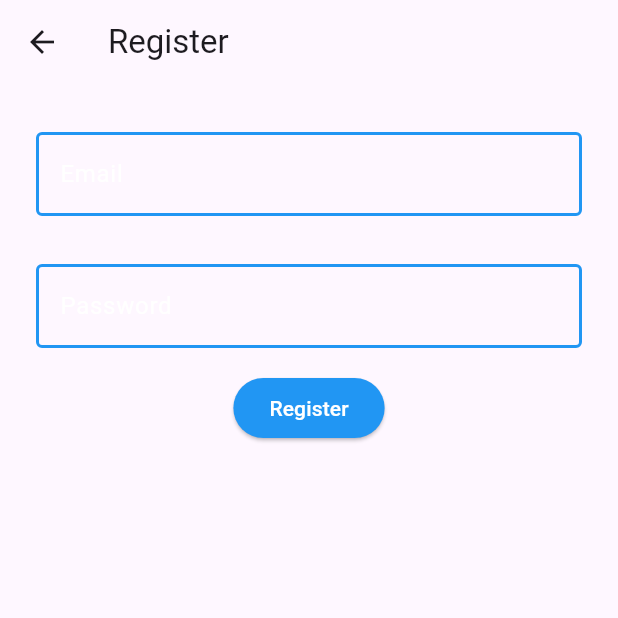
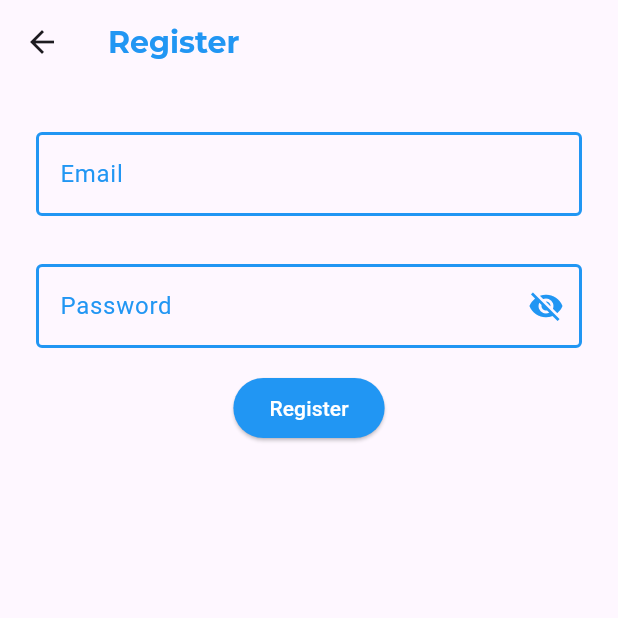
Before and after one commit to Melani055/Materium-EduPlatform, a Flutter app: the RegisterPage screen opened directly, on a phone screen of 412 x 824 dp, the top half of it. Run offline on Flutter 3.47's test engine with Material 3 defaults, Android fonts, the phone set to English and light mode, and no system bars; our stand-ins replace cloud_firestore, firebase_auth, firebase_core, google_fonts, google_sign_in; accounts and stored records are empty.

Commit message:
RegisterPage.dart

```diff
--- a/lib/RegisterPage.dart
+++ b/lib/RegisterPage.dart
@@ -1,5 +1,6 @@
 import 'package:flutter/material.dart';
 import 'package:firebase_auth/firebase_auth.dart';
+import 'package:google_fonts/google_fonts.dart';
 import 'DataDiriPage.dart';
 
 class RegisterPage extends StatefulWidget {
@@ -14,26 +15,28 @@ class _RegisterPageState extends State<RegisterPage> {
   final _formKey = GlobalKey<FormState>();
   final TextEditingController emailController = TextEditingController();
   final TextEditingController passwordController = TextEditingController();
+  bool _obscurePassword = true; // Untuk mengatur apakah password disembunyikan atau tidak
 
   Future<void> _registerWithEmailPassword() async {
     if (_formKey.currentState!.validate()) {
       try {
-        // Register user
         await _auth.createUserWithEmailAndPassword(
           email: emailController.text.trim(),
           password: passwordController.text.trim(),
         );
-
-        // Push notification and navigate to DataDiriPage
         ScaffoldMessenger.of(context).showSnackBar(
-          const SnackBar(content: Text("Berhasil Register, Silahkan Masukan Data Diri")),
+          const SnackBar(
+            content: Text("Berhasil Register, Silahkan Masukan Data Diri"),
+          ),
         );
         Navigator.pushReplacement(
           context,
-          MaterialPageRoute(builder: (context) => DataDiriPage(email: emailController.text.trim())),
+          MaterialPageRoute(
+            builder: (context) =>
+                DataDiriPage(email: emailController.text.trim()),
+          ),
         );
       } on FirebaseAuthException catch (e) {
-        // Show error alert and notification
         ScaffoldMessenger.of(context).showSnackBar(
           SnackBar(content: Text("Gagal Register (${e.message})")),
         );
@@ -41,8 +44,13 @@ class _RegisterPageState extends State<RegisterPage> {
     }
   }
 
-  Widget _buildTextField(TextEditingController controller, String label,
-      {bool obscureText = false}) {
+  Widget _buildTextField(
+      TextEditingController controller,
+      String label, {
+        bool obscureText = false,
+        String? hintText,
+        Widget? suffixIcon,
+      }) {
     return Padding(
       padding: const EdgeInsets.symmetric(horizontal: 8, vertical: 16),
       child: TextFormField(
@@ -50,14 +58,17 @@ class _RegisterPageState extends State<RegisterPage> {
         obscureText: obscureText,
         decoration: InputDecoration(
           labelText: label,
-          labelStyle: TextStyle(color: Colors.white),
-          border: OutlineInputBorder(),
-          enabledBorder: OutlineInputBorder(
+          labelStyle: const TextStyle(color: Colors.blue),
+          hintText: hintText,
+          hintStyle: const TextStyle(color: Colors.grey),
+          border: const OutlineInputBorder(),
+          enabledBorder: const OutlineInputBorder(
             borderSide: BorderSide(color: Colors.blue, width: 2.0),
           ),
-          focusedBorder: OutlineInputBorder(
+          focusedBorder: const OutlineInputBorder(
             borderSide: BorderSide(color: Colors.blue, width: 2.0),
           ),
+          suffixIcon: suffixIcon,
         ),
         validator: (value) {
           if (value == null || value.isEmpty) {
@@ -72,7 +83,18 @@ class _RegisterPageState extends State<RegisterPage> {
   @override
   Widget build(BuildContext context) {
     return Scaffold(
-      appBar: AppBar(title: const Text("Register")),
+      appBar: AppBar(
+        title: Text(
+          "Register",
+          style: GoogleFonts.montserrat(
+            textStyle: const TextStyle(
+              fontSize: 20,
+              fontWeight: FontWeight.bold,
+              color: Colors.blue,
+            ),
+          ),
+        ),
+      ),
       body: SingleChildScrollView(
         child: Form(
           key: _formKey,
@@ -80,11 +102,36 @@ class _RegisterPageState extends State<RegisterPage> {
             padding: const EdgeInsets.all(16),
             child: Column(
               children: [
-                _buildTextField(emailController, "Email"),
-                _buildTextField(passwordController, "Password", obscureText: true),
+                _buildTextField(
+                  emailController,
+                  "Email",
+                  hintText: "Masukkan email Anda",
+                ),
+                _buildTextField(
+                  passwordController,
+                  "Password",
+                  obscureText: _obscurePassword,
+                  hintText: "Masukkan password Anda",
+                  suffixIcon: IconButton(
+                    icon: Icon(
+                      _obscurePassword
+                          ? Icons.visibility_off
+                          : Icons.visibility,
+                      color: Colors.blue,
+                    ),
+                    onPressed: () {
+                      setState(() {
+                        _obscurePassword = !_obscurePassword;
+                      });
+                    },
+                  ),
+                ),
                 ElevatedButton(
                   onPressed: _registerWithEmailPassword,
-                  child: const Text("Register",style: TextStyle(color: Color(0xFFFFFFFF)),),
+                  child: const Text(
+                    "Register",
+                    style: TextStyle(color: Color(0xFFFFFFFF)),
+                  ),
                   style: ElevatedButton.styleFrom(
                     backgroundColor: Colors.blue,
                   ),
```
